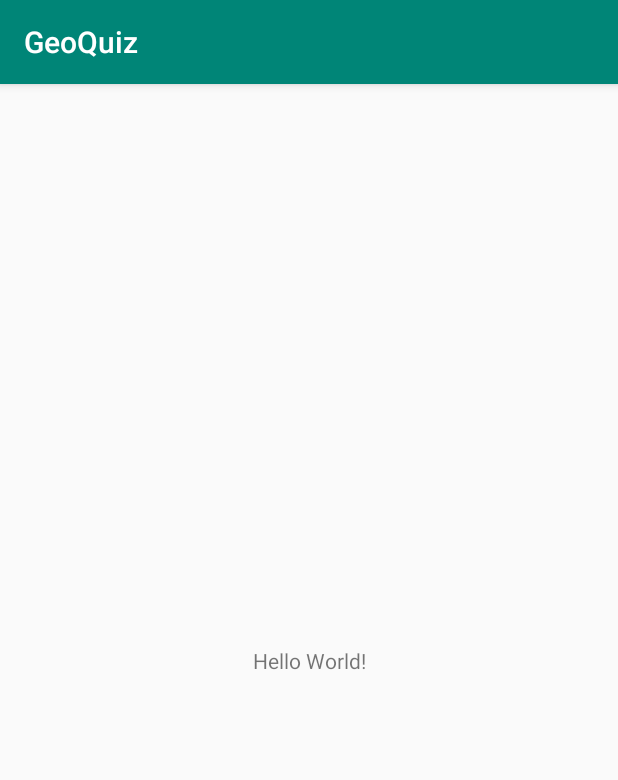
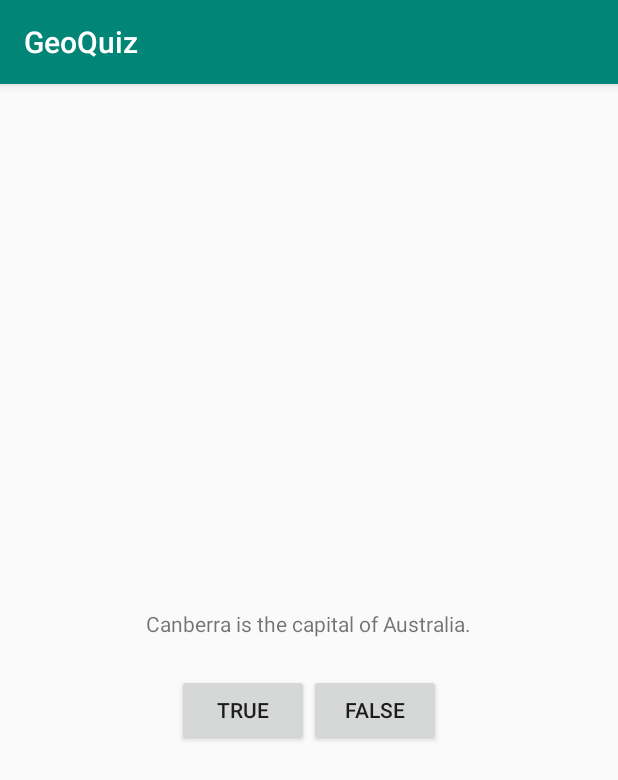
Before and after one commit to duydung2007/IOTLink_Android_Learning, an Android app: the screen it shows after launch (QuizActivity), on a phone screen of 412 x 824 dp. Shown: the top 780 px of the screen. Run offline under Robolectric (Android 15) with nearby library versions, the phone set to English and light mode, and no system bars.

Commit message:
- edit layout

```diff
--- a/GeoQuiz/app/src/main/res/layout/activity_quiz.xml
+++ b/GeoQuiz/app/src/main/res/layout/activity_quiz.xml
@@ -1,19 +1,26 @@
 <?xml version="1.0" encoding="utf-8"?>
-<android.support.constraint.ConstraintLayout
+<LinearLayout
 		xmlns:android="http://schemas.android.com/apk/res/android"
-		xmlns:tools="http://schemas.android.com/tools"
-		xmlns:app="http://schemas.android.com/apk/res-auto"
 		android:layout_width="match_parent"
 		android:layout_height="match_parent"
-		tools:context=".QuizActivity">
-
+		android:gravity="center"
+		android:orientation="vertical">
 	<TextView
 			android:layout_width="wrap_content"
 			android:layout_height="wrap_content"
-			android:text="Hello World!"
-			app:layout_constraintBottom_toBottomOf="parent"
-			app:layout_constraintLeft_toLeftOf="parent"
-			app:layout_constraintRight_toRightOf="parent"
-			app:layout_constraintTop_toTopOf="parent"/>
-
-</android.support.constraint.ConstraintLayout>
+			android:padding="24dp"
+			android:text="@string/question_text"/>
+	<LinearLayout
+			android:orientation="horizontal"
+			android:layout_width="wrap_content"
+			android:layout_height="wrap_content">
+		<Button
+				android:text="@string/true_button"
+				android:layout_width="wrap_content"
+				android:layout_height="wrap_content"/>
+		<Button
+				android:text="@string/false_button"
+				android:layout_width="wrap_content"
+				android:layout_height="wrap_content"/>
+	</LinearLayout>
+</LinearLayout>
--- a/GeoQuiz/app/src/main/res/values/strings.xml
+++ b/GeoQuiz/app/src/main/res/values/strings.xml
@@ -1,3 +1,6 @@
 <resources>
 	<string name="app_name">GeoQuiz</string>
+	<string name="question_text">Canberra is the capital of Australia.</string>
+	<string name="true_button">True</string>
+	<string name="false_button">False</string>
 </resources>
```
